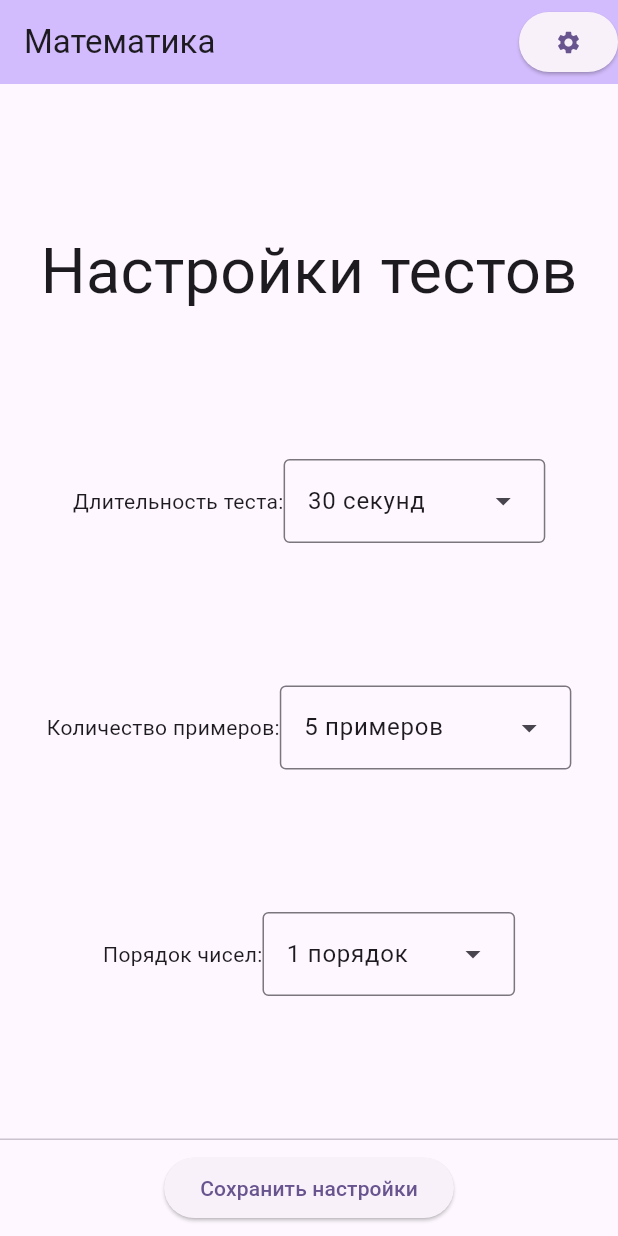
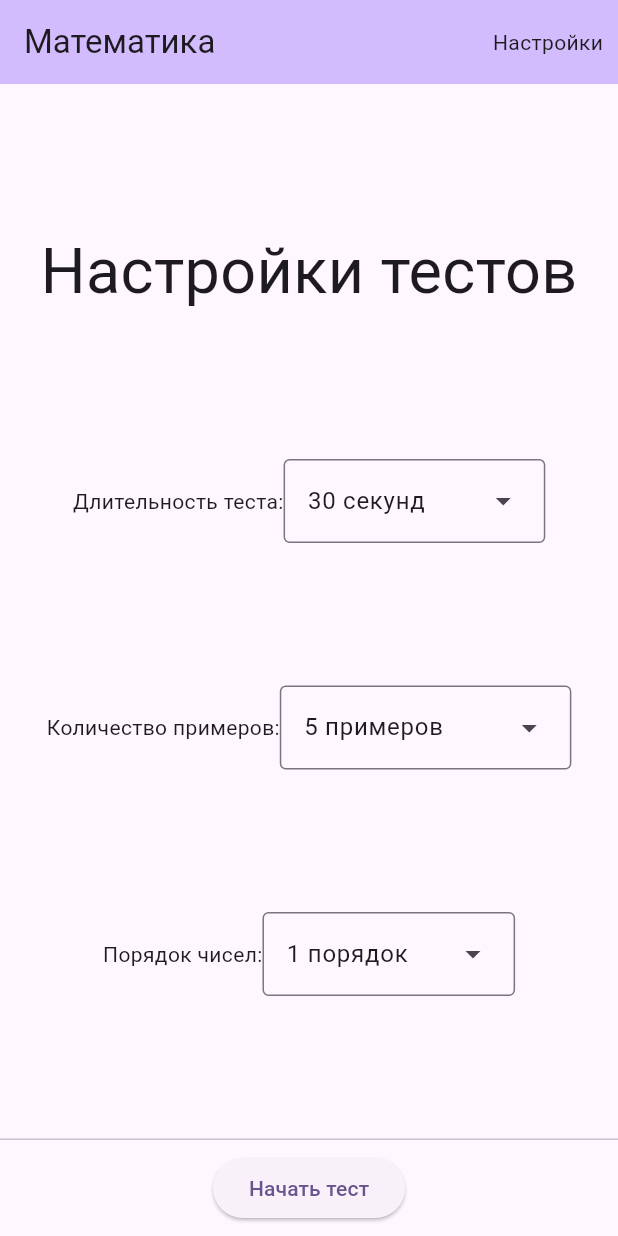
Before and after one commit to Voodstr/SchoolMathTest, a Flutter app: the screen it shows after launch, on a phone screen of 412 x 824 dp. Run offline on Flutter 3.47's test engine with Material 2 defaults, Android fonts, the light colour scheme and no system bars.

Commit message:
Улучшен дизайн

```diff
--- a/lib/main.dart
+++ b/lib/main.dart
@@ -14,7 +14,7 @@ class MyApp extends StatelessWidget {
   @override
   Widget build(BuildContext context) {
     return MaterialApp(
-      title: 'Flutter Demo',
+      title: 'Тесты по математике',
       debugShowCheckedModeBanner: false,
       theme: ThemeData(
         colorScheme: ColorScheme.fromSeed(seedColor: Colors.deepPurple),
@@ -55,9 +55,15 @@ class _MyHomePageState extends State<MyHomePage> {
         backgroundColor: Theme.of(context).colorScheme.inversePrimary,
         title: Text(widget.title),
         actions: [
-          ElevatedButton(
-              onPressed: () => {_editSettings()},
-              child: const Icon(Icons.settings))
+          setup
+              ? Container(
+                  padding: const EdgeInsets.all(10),
+                  child: const Text("Настройки"))
+              : Container(
+                  padding: const EdgeInsets.all(10),
+                  child: ElevatedButton(
+                      onPressed: () => {_editSettings()},
+                      child: const Icon(Icons.settings)))
         ],
       ),
       body: body,
@@ -68,7 +74,7 @@ class _MyHomePageState extends State<MyHomePage> {
             setup
                 ? ElevatedButton(
                     onPressed: () => {_saveSettings()},
-                    child: const Text("Сохранить настройки"))
+                    child: const Text("Начать тест"))
                 : const Text("")
           ],
         )
```
